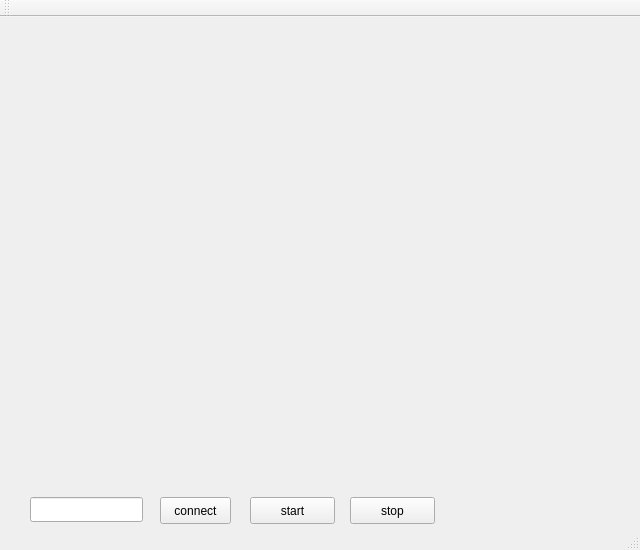
This is cv/mainwindow.ui in jakedwk/RobotQtUpper as Qt 5 draws it before an edit. The edited form follows.
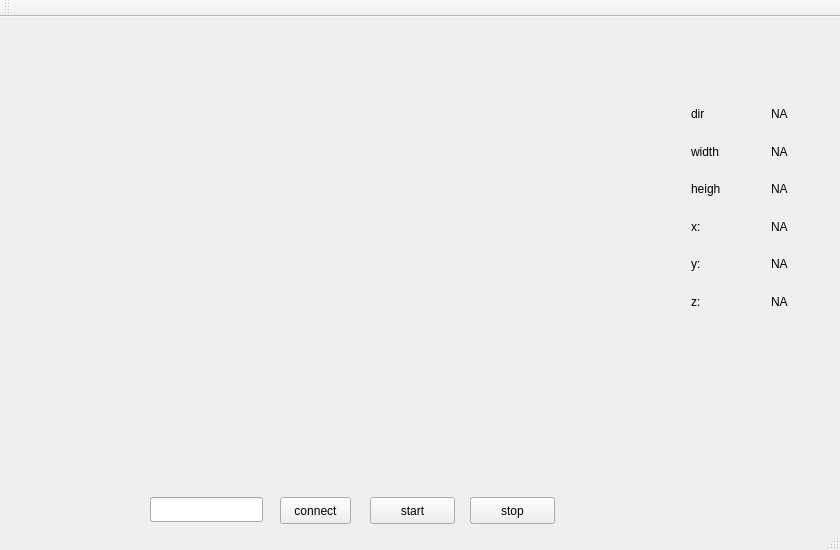
This is the edited form.

```diff
--- a/cv/mainwindow.ui
+++ b/cv/mainwindow.ui
@@ -6,13 +6,13 @@
    <rect>
     <x>0</x>
     <y>0</y>
-    <width>640</width>
+    <width>840</width>
     <height>550</height>
    </rect>
   </property>
   <property name="minimumSize">
    <size>
-    <width>640</width>
+    <width>840</width>
     <height>550</height>
    </size>
   </property>
@@ -23,7 +23,7 @@
    <widget class="QPushButton" name="but_start">
     <property name="geometry">
      <rect>
-      <x>250</x>
+      <x>370</x>
       <y>480</y>
       <width>85</width>
       <height>27</height>
@@ -36,7 +36,7 @@
    <widget class="QPushButton" name="but_stop">
     <property name="geometry">
      <rect>
-      <x>350</x>
+      <x>470</x>
       <y>480</y>
       <width>85</width>
       <height>27</height>
@@ -49,7 +49,7 @@
    <widget class="QLabel" name="txt_lab1">
     <property name="geometry">
      <rect>
-      <x>450</x>
+      <x>570</x>
       <y>480</y>
       <width>171</width>
       <height>21</height>
@@ -62,7 +62,7 @@
    <widget class="QPushButton" name="but_con">
     <property name="geometry">
      <rect>
-      <x>160</x>
+      <x>280</x>
       <y>480</y>
       <width>71</width>
       <height>27</height>
@@ -75,13 +75,121 @@
    <widget class="QLineEdit" name="lineEdit_ip">
     <property name="geometry">
      <rect>
-      <x>30</x>
+      <x>150</x>
       <y>480</y>
       <width>113</width>
       <height>25</height>
      </rect>
     </property>
    </widget>
+   <widget class="QWidget" name="layoutWidget">
+    <property name="geometry">
+     <rect>
+      <x>760</x>
+      <y>70</y>
+      <width>51</width>
+      <height>241</height>
+     </rect>
+    </property>
+    <layout class="QVBoxLayout" name="verticalLayout_2">
+     <item>
+      <widget class="QLabel" name="lab_dir">
+       <property name="text">
+        <string>NA</string>
+       </property>
+      </widget>
+     </item>
+     <item>
+      <widget class="QLabel" name="lab_width">
+       <property name="text">
+        <string>NA</string>
+       </property>
+      </widget>
+     </item>
+     <item>
+      <widget class="QLabel" name="lab_height">
+       <property name="text">
+        <string>NA</string>
+       </property>
+      </widget>
+     </item>
+     <item>
+      <widget class="QLabel" name="lab_x">
+       <property name="text">
+        <string>NA</string>
+       </property>
+      </widget>
+     </item>
+     <item>
+      <widget class="QLabel" name="lab_y">
+       <property name="text">
+        <string>NA</string>
+       </property>
+      </widget>
+     </item>
+     <item>
+      <widget class="QLabel" name="lab_z">
+       <property name="text">
+        <string>NA</string>
+       </property>
+      </widget>
+     </item>
+    </layout>
+   </widget>
+   <widget class="QWidget" name="">
+    <property name="geometry">
+     <rect>
+      <x>680</x>
+      <y>70</y>
+      <width>51</width>
+      <height>241</height>
+     </rect>
+    </property>
+    <layout class="QVBoxLayout" name="verticalLayout">
+     <item>
+      <widget class="QLabel" name="label">
+       <property name="text">
+        <string>dir</string>
+       </property>
+      </widget>
+     </item>
+     <item>
+      <widget class="QLabel" name="label_2">
+       <property name="text">
+        <string>width:</string>
+       </property>
+      </widget>
+     </item>
+     <item>
+      <widget class="QLabel" name="label_3">
+       <property name="text">
+        <string>height:</string>
+       </property>
+      </widget>
+     </item>
+     <item>
+      <widget class="QLabel" name="label_4">
+       <property name="text">
+        <string>x:</string>
+       </property>
+      </widget>
+     </item>
+     <item>
+      <widget class="QLabel" name="label_5">
+       <property name="text">
+        <string>y:</string>
+       </property>
+      </widget>
+     </item>
+     <item>
+      <widget class="QLabel" name="label_6">
+       <property name="text">
+        <string>z:</string>
+       </property>
+      </widget>
+     </item>
+    </layout>
+   </widget>
   </widget>
   <widget class="QToolBar" name="mainToolBar">
    <attribute name="toolBarArea">
```
